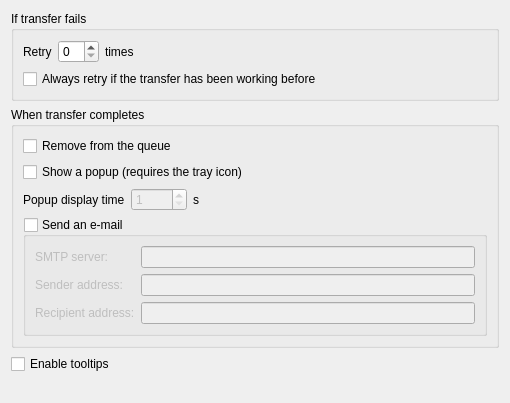
Old version of the form src/SettingsQueueForm.ui in the repository LubosD/fatrat.
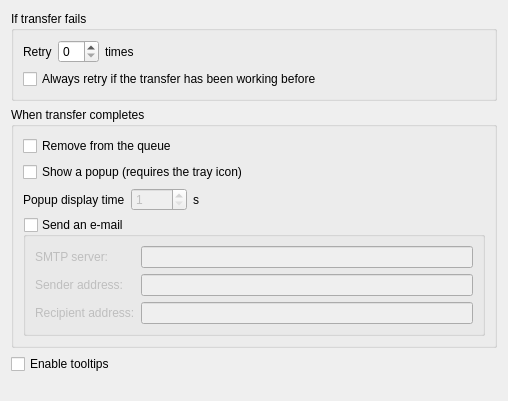
New version of the form.

Commit message: The main menu now includes settings subpages

Diff of the .ui file:
```diff
--- a/src/SettingsQueueForm.ui
+++ b/src/SettingsQueueForm.ui
@@ -1,12 +1,12 @@
 <ui version="4.0" >
  <class>SettingsQueueForm</class>
- <widget class="QWidget" name="SettingsQueueForm" >
-  <property name="geometry" >
+ <widget class="QWidget" name="SettingsQueueForm">
+  <property name="geometry">
    <rect>
     <x>0</x>
     <y>0</y>
-    <width>510</width>
-    <height>403</height>
+    <width>508</width>
+    <height>401</height>
    </rect>
   </property>
   <property name="windowTitle" >
```
Left out of the diff: 162 changed lines with no effect on the pictures. The commit also changes 21 other files.
